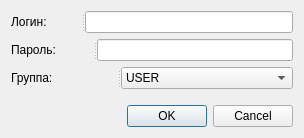
Before: the Qt Designer form ui/userdialog.ui in vlkv/reggata, drawn with Qt 5.
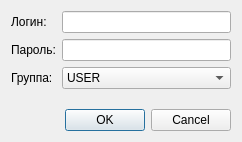
After: the same form once the commit is applied.

What changed in the file:
```diff
--- a/ui/userdialog.ui
+++ b/ui/userdialog.ui
@@ -6,8 +6,8 @@
    <rect>
     <x>0</x>
     <y>0</y>
-    <width>304</width>
-    <height>138</height>
+    <width>242</width>
+    <height>142</height>
    </rect>
   </property>
   <property name="windowTitle">
@@ -15,45 +15,39 @@
   </property>
   <layout class="QVBoxLayout" name="verticalLayout">
    <item>
-    <widget class="QSplitter" name="splitter">
-     <property name="orientation">
-      <enum>Qt::Horizontal</enum>
-     </property>
-     <widget class="QLabel" name="label">
+    <layout class="QGridLayout" name="gridLayout">
+     <item row="0" column="0">
+      <widget class="QLabel" name="label_login">
       <property name="text">
        <string>Логин:</string>
       </property>
      </widget>
+     </item>
+     <item row="0" column="2">
      <widget class="QLineEdit" name="lineEdit_login"/>
-    </widget>
-   </item>
-   <item>
-    <widget class="QSplitter" name="splitter_2">
-     <property name="orientation">
-      <enum>Qt::Horizontal</enum>
-     </property>
-     <widget class="QLabel" name="label_2">
+     </item>
+     <item row="1" column="0" colspan="2">
+      <widget class="QLabel" name="label_password">
       <property name="text">
        <string>Пароль:</string>
       </property>
      </widget>
+     </item>
+     <item row="1" column="2">
      <widget class="QLineEdit" name="lineEdit_password">
       <property name="echoMode">
        <enum>QLineEdit::Password</enum>
       </property>
      </widget>
-    </widget>
-   </item>
-   <item>
-    <widget class="QSplitter" name="splitter_5">
-     <property name="orientation">
-      <enum>Qt::Horizontal</enum>
-     </property>
-     <widget class="QLabel" name="label_5">
+     </item>
+     <item row="2" column="0" colspan="2">
+      <widget class="QLabel" name="label_group">
       <property name="text">
        <string>Группа:</string>
       </property>
      </widget>
+     </item>
+     <item row="2" column="2">
      <widget class="QComboBox" name="comboBox_group">
       <item>
        <property name="text">
@@ -66,7 +60,8 @@
        </property>
       </item>
      </widget>
-    </widget>
+     </item>
+    </layout>
    </item>
    <item>
     <spacer name="verticalSpacer">
```
Lines whose indentation alone changed are shown as unchanged.
